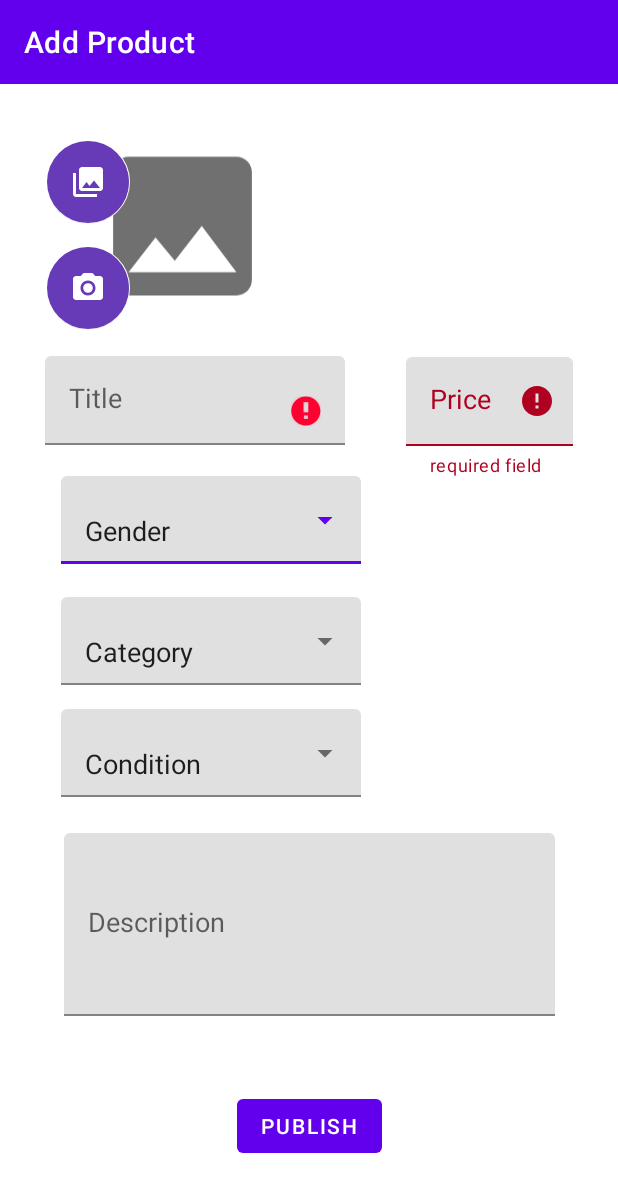
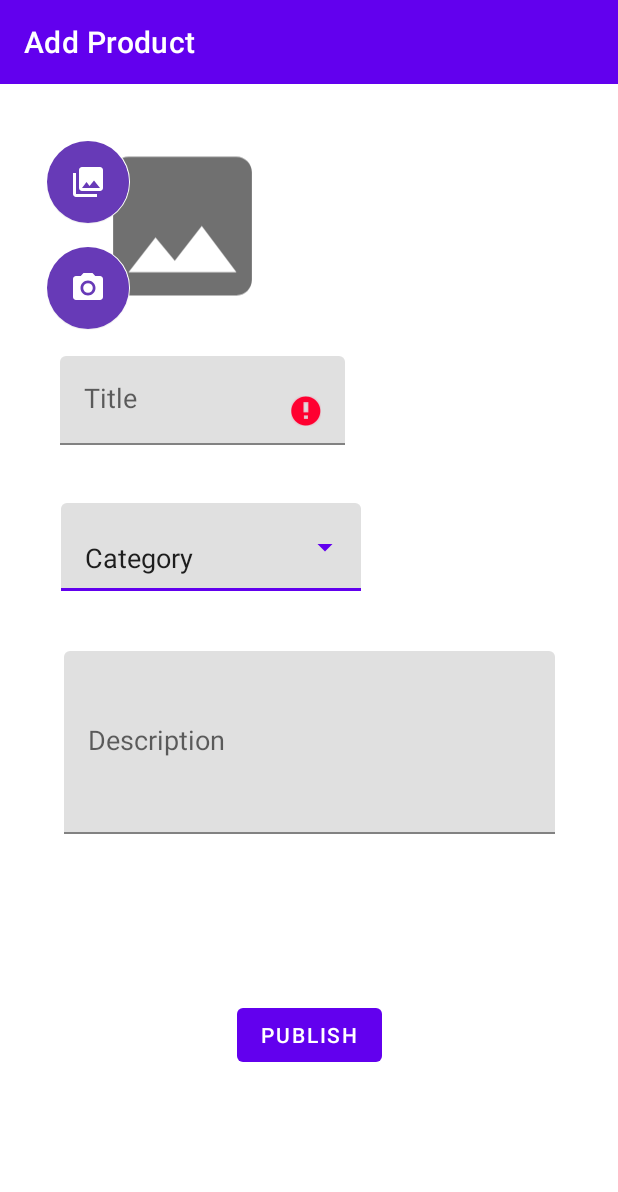
Before and after one commit to avrahamSilberg/android-final-project, an Android app: the fragment AddOrEditProductFragment shown on its own in the app's theme, after a tap on "PUBLISH", on a phone screen of 412 x 824 dp. Shown: the top 1192 px of the screen. Run offline under Robolectric (Android 15) with nearby library versions, the phone set to English and light mode, and no system bars; our stand-ins replace Firebase (no records; nobody signed in at launch, a user with empty details on screens opened directly), Picasso; 1 statement that could not run was skipped.

```diff
--- a/app/src/main/java/com/example/old2gold/fragments/AddOrEditProductFragment.java
+++ b/app/src/main/java/com/example/old2gold/fragments/AddOrEditProductFragment.java
@@ -65,11 +65,8 @@ public class AddOrEditProductFragment extends Fragment {
     private LatLng currLocation;
     private ProgressBar progressBar;
     TextInputEditText title;
-    MaterialAutoCompleteTextView gender;
     MaterialAutoCompleteTextView category;
-    MaterialAutoCompleteTextView condition;
     TextInputEditText description;
-    TextInputLayout price;
     Button saveBtn;
     ImageView productImage;
     FloatingActionButton camBtn;
@@ -104,9 +101,6 @@ public class AddOrEditProductFragment extends Fragment {
                 if(TextUtils.isEmpty(title.getText())) {
                     title.setError("required field");
                 }
-                if(TextUtils.isEmpty(title.getText())) {
-                    price.setError("required field");
-                }
                 else {
                     save();
                 }
@@ -132,11 +126,7 @@ public class AddOrEditProductFragment extends Fragment {
             @Override
             public void onComplete(Product product) {
                 title.setText(product.getTitle());
-                String productPrice = product.getPrice();
-                price.getEditText().setText(productPrice != null ? product.getPrice() : "");
-                gender.setText(gender.getAdapter().getItem(Arrays.stream(genders).collect(Collectors.toList()).indexOf(product.getGender())).toString(), false);
                 category.setText(category.getAdapter().getItem(Arrays.stream(categories).collect(Collectors.toList()).indexOf(product.getProductCategory())).toString(),false);
-                condition.setText(condition.getAdapter().getItem(Arrays.stream(states).collect(Collectors.toList()).indexOf(product.getProductCondition())).toString(),false);
                 description.setText(product.getDescription());
                 if (product.getImageUrl() != null) {
                     Picasso.get().load(product.getImageUrl()).into(productImage);
@@ -148,11 +138,8 @@ public class AddOrEditProductFragment extends Fragment {
 
     private void findAllElements(View view) {
         title = view.findViewById(R.id.productTitle);
-        gender = view.findViewById(R.id.gender);
         category = view.findViewById(R.id.category);
-        condition = view.findViewById(R.id.condition);
         description = view.findViewById(R.id.description);
-        price = view.findViewById(R.id.productPrice);
         saveBtn = view.findViewById(R.id.addProductBtn);
         productImage = view.findViewById(R.id.productImage);
         camBtn = view.findViewById(R.id.cameraBtn);
@@ -162,15 +149,15 @@ public class AddOrEditProductFragment extends Fragment {
     }
 
     private void getStateDropdown(View view) {
-        AutoCompleteTextView dropdown = view.findViewById(R.id.condition);
-        this.states = new String[]{ProductCondition.GOOD_AS_NEW.toString(), ProductCondition.GOOD.toString(), ProductCondition.OK.toString()};
-        setDropdownAdapter(dropdown, states);
+//        AutoCompleteTextView dropdown = view.findViewById(R.id.condition);
+//        this.states = new String[]{ProductCondition.GOOD_AS_NEW.toString(), ProductCondition.GOOD.toString(), ProductCondition.OK.toString()};
+//        setDropdownAdapter(dropdown, states);
     }
 
     private void getGenderDropdown(View view) {
-        AutoCompleteTextView dropdown = view.findViewById(R.id.gender);
-        this.genders = new String[]{Gender.FEMALE.toString(), Gender.MALE.toString(), Gender.OTHER.toString()};
-        setDropdownAdapter(dropdown, genders);
+//        AutoCompleteTextView dropdown = view.findViewById(R.id.gender);
+//        this.genders = new String[]{Gender.FEMALE.toString(), Gender.MALE.toString(), Gender.OTHER.toString()};
+//        setDropdownAdapter(dropdown, genders);
     }
 
     private void getProductCategory(View view) {
@@ -219,10 +206,10 @@ public class AddOrEditProductFragment extends Fragment {
         final String key = id != null ? id : FirebaseDatabase.getInstance().getReference().push().getKey();
         return new Product(key,Objects.requireNonNull(this.title.getText()).toString(),
                 this.description.getText() != null ? this.description.getText().toString() : "",
-                this.isInArray(this.genders, this.gender.getText().toString()) ? this.gender.getText().toString() : Gender.OTHER.toString(),
-                this.isInArray(this.states, this.condition.getText().toString()) ? this.condition.getText().toString() : ProductCondition.OK.toString(),
+                Gender.OTHER.toString(),
+                ProductCondition.OK.toString(),
                 this.isInArray(this.categories, this.category.getText().toString()) ? this.category.getText().toString() : ProductCategory.OTHER.toString(),
-                Objects.requireNonNull(price.getEditText()).getText().toString(),
+                "",
                 Model.instance.mAuth.getUid(), currLocation != null ? currLocation.latitude : null, currLocation != null ? currLocation.longitude : null, false, this.isEditMode ? isSold : false);
     }
 
--- a/app/src/main/res/layout/fragment_add_or_edit_product.xml
+++ b/app/src/main/res/layout/fragment_add_or_edit_product.xml
@@ -8,7 +8,7 @@
 
     <com.google.android.material.textfield.TextInputLayout
         android:id="@+id/textInputLayout4"
-        style="@style/Widget.MaterialComponents.TextInputLayout.FilledBox.ExposedDropdownMenu"
+        style=""
         android:layout_width="200dp"
         android:layout_height="wrap_content"
         android:layout_marginStart="40dp"
@@ -17,15 +17,6 @@
         app:layout_constraintEnd_toEndOf="parent"
         app:layout_constraintStart_toStartOf="parent"
         app:layout_constraintTop_toBottomOf="@+id/textInputLayout5">
-
-        <AutoCompleteTextView
-            android:id="@+id/gender"
-            android:layout_width="match_parent"
-            android:layout_height="wrap_content"
-            android:layout_weight="1"
-            android:inputType="none"
-            android:text="@string/gender"
-            android:textAppearance="@style/TextAppearance.AppCompat.Medium" />
     </com.google.android.material.textfield.TextInputLayout>
 
     <com.google.android.material.textfield.TextInputLayout
@@ -52,7 +43,7 @@
 
     <com.google.android.material.textfield.TextInputLayout
         android:id="@+id/textInputLayout3"
-        style="@style/Widget.MaterialComponents.TextInputLayout.FilledBox.ExposedDropdownMenu"
+        style=""
         android:layout_width="200dp"
         android:layout_height="wrap_content"
         android:layout_marginStart="40dp"
@@ -61,15 +52,6 @@
         app:layout_constraintEnd_toEndOf="parent"
         app:layout_constraintStart_toStartOf="parent"
         app:layout_constraintTop_toBottomOf="@+id/textInputLayout2">
-
-        <AutoCompleteTextView
-            android:id="@+id/condition"
-            android:layout_width="match_parent"
-            android:layout_height="wrap_content"
-            android:layout_weight="1"
-            android:inputType="none"
-            android:text="@string/condition"
-            android:textAppearance="@style/TextAppearance.AppCompat.Medium" />
     </com.google.android.material.textfield.TextInputLayout>
 
     <com.google.android.material.textfield.TextInputLayout
@@ -173,14 +155,6 @@
         app:layout_constraintEnd_toEndOf="parent"
         app:layout_constraintStart_toEndOf="@+id/textInputLayout5"
         app:layout_constraintTop_toTopOf="parent">
-
-        <com.google.android.material.textfield.TextInputEditText
-            android:layout_width="match_parent"
-            android:layout_height="59dp"
-            android:hint="@string/price"
-            android:inputType="number"
-            android:maxLength="4"
-            android:textAppearance="@style/TextAppearance.AppCompat.Medium" />
     </com.google.android.material.textfield.TextInputLayout>
 
     <com.google.android.material.textfield.TextInputLayout
@@ -197,6 +171,7 @@
         <com.google.android.material.textfield.TextInputEditText
             android:id="@+id/productTitle"
             android:layout_width="match_parent"
+            android:layout_marginStart="10dp"
             android:layout_height="59dp"
             android:hint="@string/title"
             android:maxLength="25"
```
